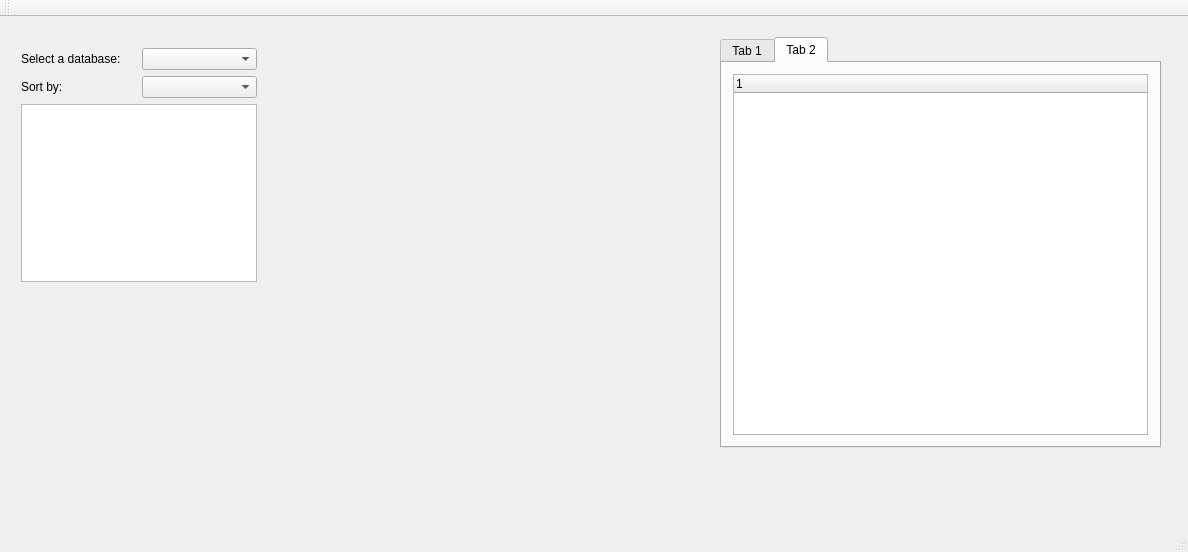
thordis15/Verklegt3, file vika3/mainwindow.ui: the form before one commit.
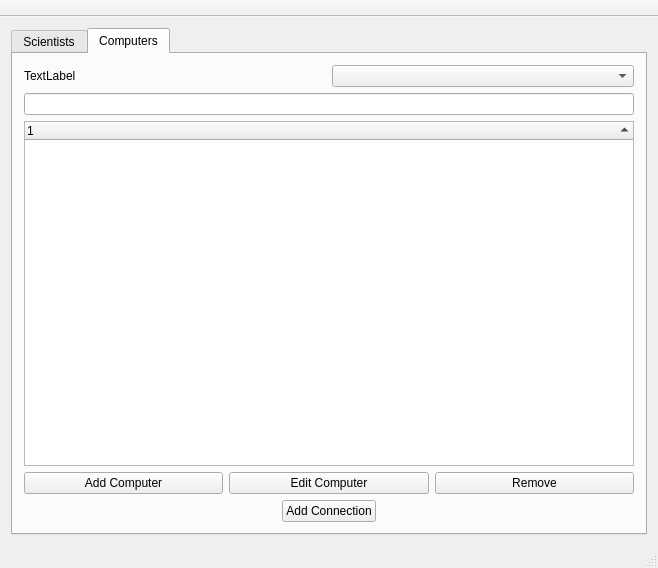
The form after the commit. The open tabs and pages were chosen to show the change.

Commit message: setti upp gui

Diff of the .ui file:
```diff
--- a/vika3/mainwindow.ui
+++ b/vika3/mainwindow.ui
@@ -6,33 +6,52 @@
    <rect>
     <x>0</x>
     <y>0</y>
-    <width>1188</width>
-    <height>552</height>
+    <width>658</width>
+    <height>568</height>
    </rect>
   </property>
   <property name="windowTitle">
    <string>MainWindow</string>
   </property>
   <widget class="QWidget" name="centralWidget">
+   <layout class="QVBoxLayout" name="verticalLayout_3">
+    <item>
    <widget class="QTabWidget" name="tabWidget">
-    <property name="geometry">
-     <rect>
-      <x>720</x>
-      <y>20</y>
-      <width>441</width>
-      <height>411</height>
-     </rect>
-    </property>
     <property name="currentIndex">
-     <number>1</number>
+       <number>0</number>
     </property>
     <widget class="QWidget" name="tab_sci">
      <attribute name="title">
-      <string>Tab 1</string>
-     </attribute>
+        <string>Scientists</string>
+       </attribute>
+       <layout class="QVBoxLayout" name="verticalLayout_6">
+        <item>
      <layout class="QVBoxLayout" name="verticalLayout">
+          <item>
+           <layout class="QHBoxLayout" name="horizontalLayout_3">
+            <item>
+             <widget class="QLabel" name="label_searchSci">
+              <property name="text">
+               <string>TextLabel</string>
+              </property>
+             </widget>
+            </item>
+            <item>
+             <widget class="QComboBox" name="comboBox_searchSci"/>
+            </item>
+           </layout>
+          </item>
+          <item>
+           <widget class="QLineEdit" name="lineEdit_searchSci"/>
+          </item>
       <item>
        <widget class="QTreeWidget" name="treeWidget_sci">
+            <property name="alternatingRowColors">
+             <bool>true</bool>
+            </property>
+            <property name="sortingEnabled">
+             <bool>true</bool>
+            </property>
         <column>
          <property name="text">
           <string notr="true">1</string>
@@ -40,80 +59,180 @@
         </column>
        </widget>
       </item>
-     </layout>
+          <item>
+           <layout class="QHBoxLayout" name="horizontalLayout_4">
+            <item>
+             <widget class="QPushButton" name="Button_addSci">
+              <property name="text">
+               <string>Add Scientist</string>
+              </property>
+             </widget>
+            </item>
+            <item>
+             <widget class="QPushButton" name="Button_editSci">
+              <property name="text">
+               <string>Edit Scientist</string>
+              </property>
+             </widget>
+            </item>
+            <item>
+             <widget class="QPushButton" name="Button_removeSci">
+              <property name="text">
+               <string>Remove</string>
+              </property>
+             </widget>
+            </item>
+           </layout>
+          </item>
+          <item>
+           <layout class="QHBoxLayout" name="horizontalLayout_5">
+            <item>
+             <widget class="QPushButton" name="Button_addSciConnection">
+              <property name="text">
+               <string>Add Connection</string>
+              </property>
+             </widget>
+            </item>
+           </layout>
+          </item>
+         </layout>
+        </item>
+       </layout>
+       <zorder>treeWidget_sci</zorder>
+       <zorder>comboBox_searchSci</zorder>
+       <zorder>lineEdit_searchSci</zorder>
+       <zorder>label_searchSci</zorder>
+       <zorder>Button_addSci</zorder>
+       <zorder>Button_editSci</zorder>
+       <zorder>Button_removeSci</zorder>
+       <zorder>Button_addSciConnection</zorder>
+       <zorder>horizontalSpacer</zorder>
+       <zorder>horizontalSpacer_2</zorder>
+       <zorder></zorder>
     </widget>
     <widget class="QWidget" name="tab_comp">
      <attribute name="title">
-      <string>Tab 2</string>
-     </attribute>
-     <layout class="QVBoxLayout" name="verticalLayout_2">
+        <string>Computers</string>
+       </attribute>
+       <layout class="QVBoxLayout" name="verticalLayout_5">
       <item>
-       <widget class="QTreeWidget" name="treeWidget_comp">
-        <column>
-         <property name="text">
-          <string notr="true">1</string>
-         </property>
-        </column>
-       </widget>
-      </item>
-     </layout>
-    </widget>
-   </widget>
-   <widget class="QWidget" name="">
-    <property name="geometry">
-     <rect>
-      <x>10</x>
-      <y>20</y>
-      <width>258</width>
-      <height>256</height>
-     </rect>
-    </property>
-    <layout class="QVBoxLayout" name="verticalLayout_3">
+         <layout class="QVBoxLayout" name="verticalLayout_4">
      <item>
       <layout class="QHBoxLayout" name="horizontalLayout">
        <item>
-        <widget class="QLabel" name="databaseSelectLabel">
+             <widget class="QLabel" name="label_searchComp">
          <property name="text">
-          <string>Select a database:</string>
+               <string>TextLabel</string>
          </property>
         </widget>
        </item>
        <item>
-        <widget class="QComboBox" name="SelectingDatabase"/>
+             <widget class="QComboBox" name="comboBox_searchComp"/>
        </item>
       </layout>
      </item>
      <item>
-      <layout class="QHBoxLayout" name="horizontalLayout_2">
+           <widget class="QLineEdit" name="lineEdit_searchComp"/>
+          </item>
        <item>
-        <widget class="QLabel" name="label">
+           <widget class="QTreeWidget" name="treeWidget_comp">
+            <property name="alternatingRowColors">
+             <bool>true</bool>
+            </property>
+            <property name="sortingEnabled">
+             <bool>true</bool>
+            </property>
+            <column>
          <property name="text">
-          <string>Sort by:</string>
-         </property>
+              <string notr="true">1</string>
+             </property>
+            </column>
         </widget>
        </item>
        <item>
-        <widget class="QComboBox" name="sortByDrop"/>
-       </item>
+           <layout class="QHBoxLayout" name="horizontalLayout_7">
+            <item>
+             <widget class="QPushButton" name="Button_addComp">
+              <property name="text">
+               <string>Add Computer</string>
+              </property>
+             </widget>
+            </item>
+            <item>
+             <widget class="QPushButton" name="Button_editComp">
+              <property name="text">
+               <string>Edit Computer</string>
+              </property>
+             </widget>
+            </item>
+            <item>
+             <widget class="QPushButton" name="Button_removeComp">
+              <property name="text">
+               <string>Remove</string>
+              </property>
+             </widget>
+            </item>
       </layout>
      </item>
      <item>
-      <widget class="QListWidget" name="ViewList"/>
-     </item>
-    </layout>
-   </widget>
+           <layout class="QHBoxLayout" name="horizontalLayout_6">
+            <item>
+             <spacer name="horizontalSpacer_3">
+              <property name="orientation">
+               <enum>Qt::Horizontal</enum>
+              </property>
+              <property name="sizeHint" stdset="0">
+               <size>
+                <width>40</width>
+                <height>20</height>
+               </size>
+              </property>
+             </spacer>
+            </item>
+            <item>
+             <widget class="QPushButton" name="Button_addCompConnection">
+              <property name="text">
+               <string>Add Connection</string>
+              </property>
+             </widget>
+            </item>
+            <item>
+             <spacer name="horizontalSpacer_4">
+              <property name="orientation">
+               <enum>Qt::Horizontal</enum>
+              </property>
+              <property name="sizeHint" stdset="0">
+               <size>
+                <width>40</width>
+                <height>20</height>
+               </size>
+              </property>
+             </spacer>
+            </item>
+           </layout>
+          </item>
+         </layout>
+        </item>
+       </layout>
+      </widget>
+     </widget>
+    </item>
+   </layout>
   </widget>
   <widget class="QMenuBar" name="menuBar">
    <property name="geometry">
     <rect>
      <x>0</x>
      <y>0</y>
-     <width>1188</width>
+     <width>658</width>
      <height>26</height>
     </rect>
    </property>
   </widget>
   <widget class="QToolBar" name="mainToolBar">
+   <property name="movable">
+    <bool>false</bool>
+   </property>
    <attribute name="toolBarArea">
     <enum>TopToolBarArea</enum>
    </attribute>
```
Lines whose indentation alone changed are shown as unchanged. The commit also changes 1 other file.
